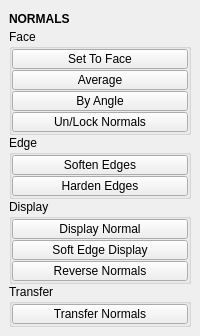
m3trik/tentacle, file tentacle/ui/normals.ui: the form before one commit.
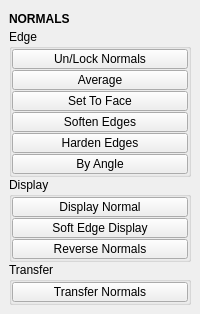
The form after the commit. Custom widgets are drawn as their Qt base class.

What changed in the file:
```diff
--- a/tentacle/ui/normals.ui
+++ b/tentacle/ui/normals.ui
@@ -10,7 +10,7 @@
     <x>0</x>
     <y>0</y>
     <width>200</width>
-    <height>334</height>
+    <height>306</height>
    </rect>
   </property>
   <property name="tabShape">
@@ -61,11 +61,14 @@
        </widget>
       </item>
       <item>
-       <widget class="QGroupBox" name="face">
+       <widget class="QGroupBox" name="edge">
         <property name="title">
-         <string>Face</string>
+         <string>Edge</string>
         </property>
-        <layout class="QGridLayout" name="gridLayout">
+        <layout class="QVBoxLayout" name="verticalLayout_5">
+         <property name="spacing">
+          <number>1</number>
+         </property>
          <property name="leftMargin">
           <number>0</number>
          </property>
@@ -78,10 +81,7 @@
          <property name="bottomMargin">
           <number>0</number>
          </property>
-         <property name="spacing">
-          <number>1</number>
-         </property>
-         <item row="6" column="0" colspan="3">
+         <item>
           <widget class="PushButton" name="tb003">
            <property name="enabled">
             <bool>true</bool>
@@ -112,7 +112,7 @@
            </property>
           </widget>
          </item>
-         <item row="1" column="0" colspan="3">
+         <item>
           <widget class="PushButton" name="tb004">
            <property name="enabled">
             <bool>true</bool>
@@ -143,7 +143,7 @@
            </property>
           </widget>
          </item>
-         <item row="0" column="0" colspan="3">
+         <item>
           <widget class="QPushButton" name="b006">
            <property name="enabled">
             <bool>true</bool>
@@ -174,63 +174,8 @@
            </property>
           </widget>
          </item>
-         <item row="3" column="0" colspan="3">
-          <widget class="PushButton" name="tb002">
-           <property name="enabled">
-            <bool>true</bool>
-           </property>
-           <property name="minimumSize">
-            <size>
-             <width>0</width>
-             <height>20</height>
-            </size>
-           </property>
-           <property name="maximumSize">
-            <size>
-             <width>16777215</width>
-             <height>20</height>
-            </size>
-           </property>
-           <property name="toolTip">
-            <string>Set normal angle</string>
-           </property>
-           <property name="text">
-            <string>By Angle</string>
-           </property>
-           <property name="iconSize">
-            <size>
-             <width>18</width>
-             <height>18</height>
-            </size>
-           </property>
-          </widget>
-         </item>
-        </layout>
-       </widget>
-      </item>
-      <item>
-       <widget class="QGroupBox" name="edge">
-        <property name="title">
-         <string>Edge</string>
-        </property>
-        <layout class="QVBoxLayout" name="verticalLayout_5">
-         <property name="spacing">
-          <number>1</number>
-         </property>
-         <property name="leftMargin">
-          <number>0</number>
-         </property>
-         <property name="topMargin">
-          <number>0</number>
-         </property>
-         <property name="rightMargin">
-          <number>0</number>
-         </property>
-         <property name="bottomMargin">
-          <number>0</number>
-         </property>
          <item>
-          <widget class="QPushButton" name="b001">
+          <widget class="QPushButton" name="b000">
            <property name="enabled">
             <bool>true</bool>
            </property>
@@ -261,7 +206,7 @@
           </widget>
          </item>
          <item>
-          <widget class="PushButton" name="tb001">
+          <widget class="PushButton" name="b001">
            <property name="enabled">
             <bool>true</bool>
            </property>
@@ -291,6 +236,37 @@
            </property>
           </widget>
          </item>
+         <item>
+          <widget class="PushButton" name="tb001">
+           <property name="enabled">
+            <bool>true</bool>
+           </property>
+           <property name="minimumSize">
+            <size>
+             <width>0</width>
+             <height>20</height>
+            </size>
+           </property>
+           <property name="maximumSize">
+            <size>
+             <width>16777215</width>
+             <height>20</height>
+            </size>
+           </property>
+           <property name="toolTip">
+            <string>&lt;html&gt;&lt;head/&gt;&lt;body&gt;&lt;p&gt;&lt;span style=&quot; text-decoration: underline;&quot;&gt;Harden edges normals.&lt;/span&gt;&lt;/p&gt;&lt;p&gt;&lt;br/&gt;&lt;/p&gt;&lt;p&gt;If the entire object is selected, all object edges will be used.&lt;/p&gt;&lt;/body&gt;&lt;/html&gt;</string>
+           </property>
+           <property name="text">
+            <string>By Angle</string>
+           </property>
+           <property name="iconSize">
+            <size>
+             <width>18</width>
+             <height>18</height>
+            </size>
+           </property>
+          </widget>
+         </item>
         </layout>
        </widget>
       </item>
```
